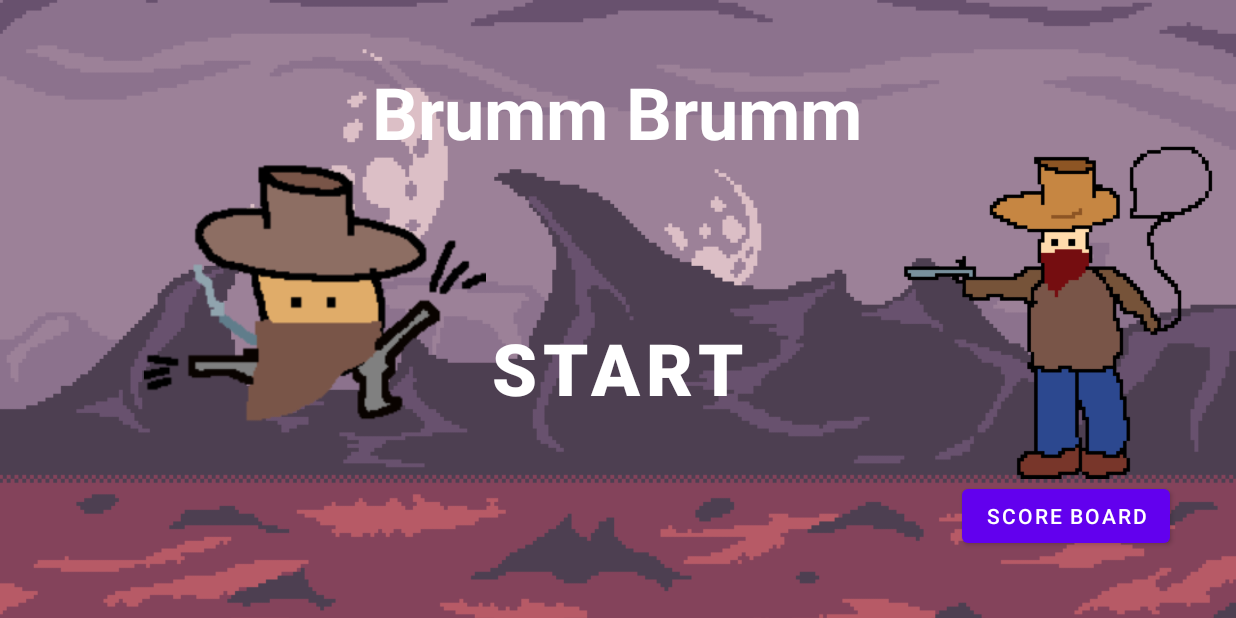
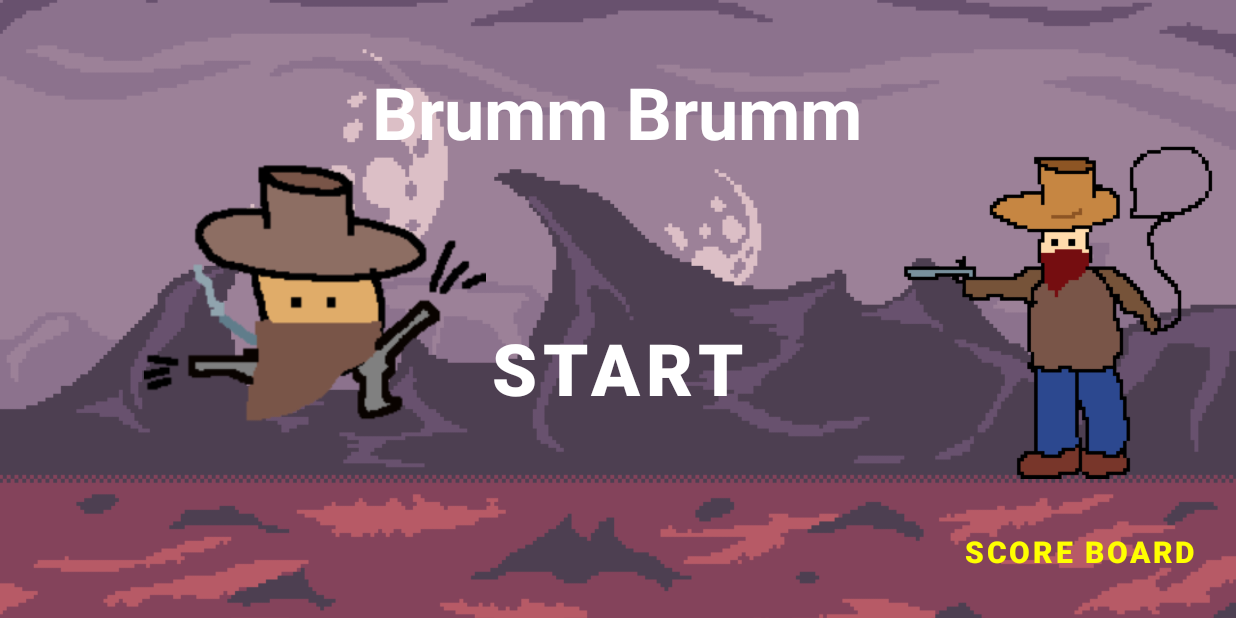
Before and after one commit to bence0614/brumbrum, an Android app: the screen it shows after launch (MainActivity), on a phone screen of 824 x 412 dp (held sideways). Run offline under Robolectric (Android 15) with nearby library versions, the phone set to English and light mode, and no system bars.

Commit message:
lAST CHANGES

```diff
--- a/app/src/main/AndroidManifest.xml
+++ b/app/src/main/AndroidManifest.xml
@@ -14,7 +14,7 @@
         <activity
             android:name="com.example.brumbrum.DatabaseMain"
             android:exported="true"
-            android:screenOrientation="portrait"
+            android:screenOrientation="landscape"
             />
         <activity
             android:name="com.example.brumbrum.RestartActivity"
--- a/app/src/main/res/layout/activity_main.xml
+++ b/app/src/main/res/layout/activity_main.xml
@@ -65,9 +65,13 @@
         android:id="@+id/scoreboard_button"
         android:layout_width="wrap_content"
         android:layout_height="wrap_content"
-        android:layout_marginEnd="44dp"
-        android:layout_marginBottom="44dp"
+        style="@style/Widget.MaterialComponents.Button.TextButton"
+        android:layout_marginEnd="20dp"
+        android:layout_marginBottom="20dp"
         android:text="Score Board"
+        android:textColor="#ffff00"
+        android:textSize="20sp"
+        android:textStyle="bold"
         app:layout_constraintBottom_toBottomOf="@+id/imageView2"
         app:layout_constraintEnd_toEndOf="parent" />
 
--- a/app/src/main/res/layout/activity_restart.xml
+++ b/app/src/main/res/layout/activity_restart.xml
@@ -143,8 +143,12 @@
         android:id="@+id/scoreboard_button"
         android:layout_width="wrap_content"
         android:layout_height="wrap_content"
+        style="@style/Widget.MaterialComponents.Button.TextButton"
         android:layout_marginTop="20dp"
         android:layout_marginBottom="20dp"
+        android:textColor="#ffff00"
+        android:textSize="20sp"
+        android:textStyle="bold"
         android:text="Score Board"
         app:layout_constraintBottom_toTopOf="@+id/satartButton"
         app:layout_constraintEnd_toEndOf="@+id/satartButton"
--- a/app/src/main/res/layout/my_row.xml
+++ b/app/src/main/res/layout/my_row.xml
@@ -10,6 +10,7 @@
     <androidx.cardview.widget.CardView
         android:layout_width="409dp"
         android:layout_height="wrap_content"
+        android:layout_marginTop="20dp"
         app:layout_constraintStart_toStartOf="parent"
         app:layout_constraintTop_toTopOf="parent">
 
```
Also changed, not shown: app/src/main/res/layout/activity_viewscores.xml (+10 -1 lines).
